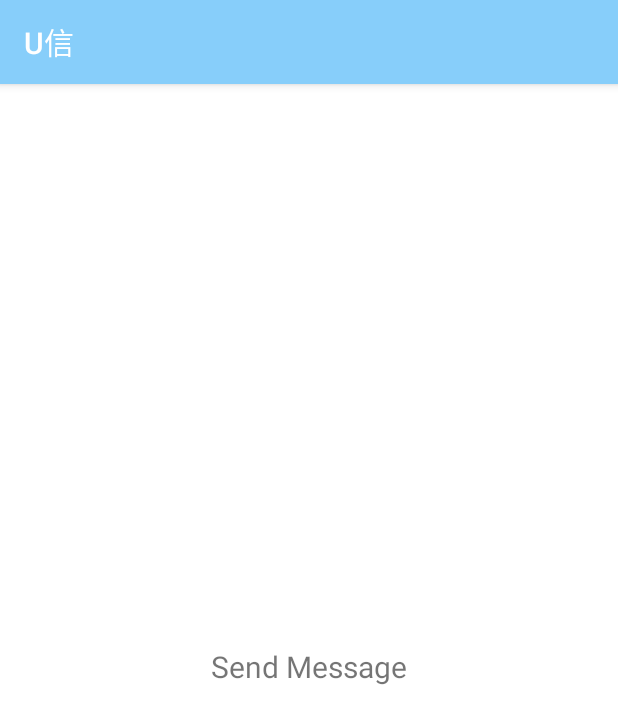
After one commit to Maxwell-L/YouChat, an Android app: the SendMessageActivity screen opened directly, with no data from a screen before it, on a phone screen of 412 x 824 dp. The commit adds this screen. Shown: the top 724 px of the screen. Run offline under Robolectric (Android 15) with nearby library versions, the phone set to English and light mode, and no system bars.

Commit message:
Add SendMessageActivity

```diff
--- a/app/src/main/AndroidManifest.xml
+++ b/app/src/main/AndroidManifest.xml
@@ -16,6 +16,10 @@
                 <category android:name="android.intent.category.LAUNCHER" />
             </intent-filter>
         </activity>
+
+        <activity android:name=".activity.SendMessageActivity">
+
+        </activity>
     </application>
 
 </manifest>
--- /dev/null
+++ b/app/src/main/java/com/maxwell/youchat/activity/SendMessageActivity.java
@@ -0,0 +1,17 @@
+package com.maxwell.youchat.activity;
+
+import android.os.Bundle;
+
+import androidx.annotation.Nullable;
+import androidx.appcompat.app.AppCompatActivity;
+
+import com.maxwell.youchat.R;
+
+public class SendMessageActivity extends AppCompatActivity {
+
+    @Override
+    protected void onCreate(@Nullable Bundle savedInstanceState) {
+        super.onCreate(savedInstanceState);
+        setContentView(R.layout.send_message);
+    }
+}
--- /dev/null
+++ b/app/src/main/res/layout/send_message.xml
@@ -0,0 +1,24 @@
+<?xml version="1.0" encoding="utf-8"?>
+<androidx.constraintlayout.widget.ConstraintLayout xmlns:android="http://schemas.android.com/apk/res/android"
+    xmlns:app="http://schemas.android.com/apk/res-auto"
+    xmlns:tools="http://schemas.android.com/tools"
+    android:layout_width="match_parent"
+    android:layout_height="match_parent"
+    tools:context=".activity.SendMessageActivity">
+
+    <TextView
+        android:id="@+id/text_send_message"
+        android:text="Send Message"
+        android:layout_width="match_parent"
+        android:layout_height="wrap_content"
+        android:layout_marginStart="8dp"
+        android:layout_marginTop="8dp"
+        android:layout_marginEnd="8dp"
+        android:textAlignment="center"
+        android:textSize="20sp"
+        app:layout_constraintBottom_toBottomOf="parent"
+        app:layout_constraintEnd_toEndOf="parent"
+        app:layout_constraintStart_toStartOf="parent"
+        app:layout_constraintTop_toTopOf="parent" />
+
+</androidx.constraintlayout.widget.ConstraintLayout>
```
Also changed, not shown: app/src/main/java/com/maxwell/youchat/ui/home/HomeFragment.java (+7 -7 lines), app/src/main/res/layout/fragment_home.xml (+1 -10 lines).
